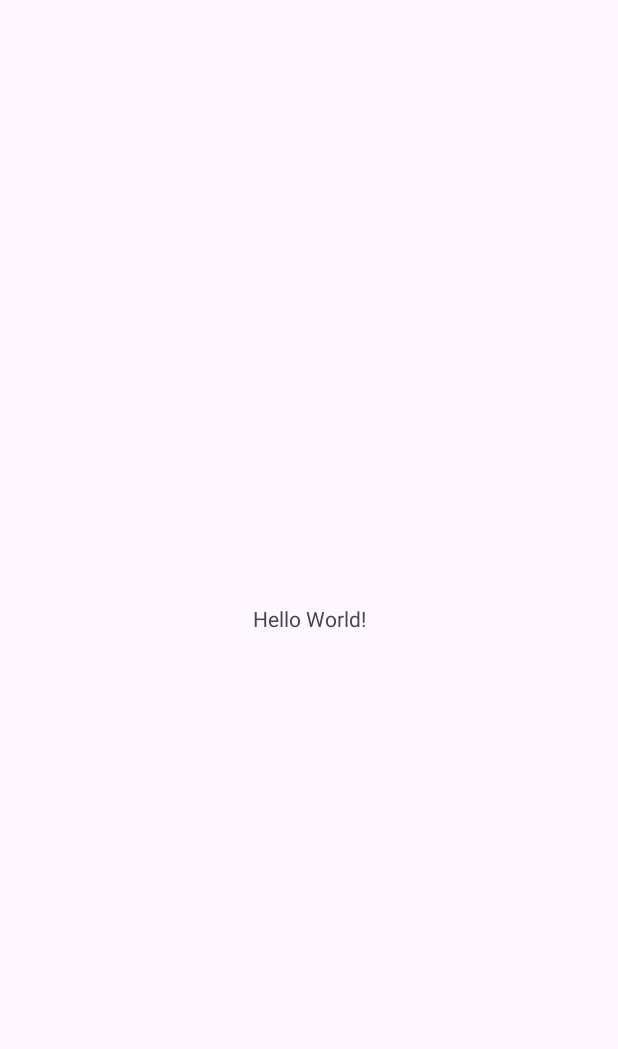
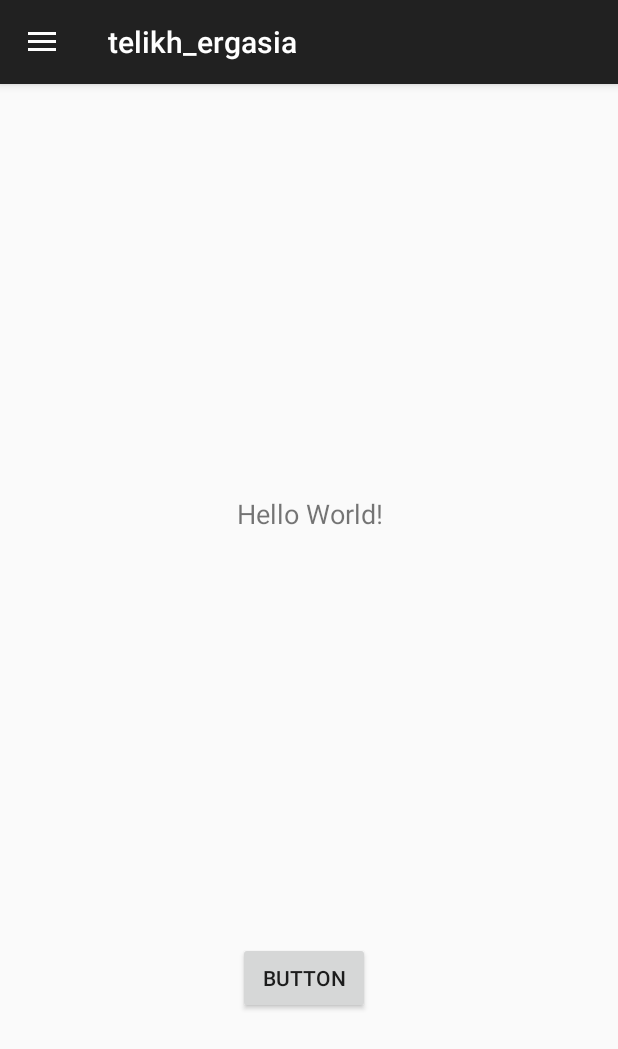
Before and after one commit to tassosant/telikh_ergasia, an Android app: the screen it shows after launch (MainActivity), on a phone screen of 412 x 824 dp. Before the commit the part shown is almost empty. Shown: the top 1049 px of the screen. Run offline under Robolectric (Android 15) with nearby library versions, the phone set to English and light mode, and no system bars.

Commit message:
Implemented CustomActivity for navigation menu

```diff
--- a/app/src/main/AndroidManifest.xml
+++ b/app/src/main/AndroidManifest.xml
@@ -14,7 +14,9 @@
         tools:targetApi="31">
         <activity
             android:name=".MainActivity"
-            android:exported="true">
+            android:exported="true"
+            android:theme="@style/Theme.AppCompat.DayNight.DarkActionBar"
+            >
             <intent-filter>
                 <action android:name="android.intent.action.MAIN" />
 
--- a/app/src/main/java/com/unipi/tantoniou/telikh_ergasia/MainActivity.java
+++ b/app/src/main/java/com/unipi/tantoniou/telikh_ergasia/MainActivity.java
@@ -1,14 +1,49 @@
 package com.unipi.tantoniou.telikh_ergasia;
 
+import androidx.annotation.NonNull;
+import androidx.appcompat.app.ActionBarDrawerToggle;
 import androidx.appcompat.app.AppCompatActivity;
+import androidx.drawerlayout.widget.DrawerLayout;
 
+import android.app.ActionBar;
+import android.app.Activity;
 import android.os.Bundle;
+import android.view.MenuItem;
 
-public class MainActivity extends AppCompatActivity {
+import com.unipi.tantoniou.telikh_ergasia.customActivity.CustomActivity;
+
+
+public class MainActivity extends CustomActivity {
+
+
 
     @Override
     protected void onCreate(Bundle savedInstanceState) {
         super.onCreate(savedInstanceState);
         setContentView(R.layout.activity_main);
+
+//        // drawer layout instance to toggle the menu icon to open
+//        // drawer and back button to close drawer
+//        drawerLayout = findViewById(R.id.drawerLayout_MainActivity);
+//        actionBarDrawerToggle = new ActionBarDrawerToggle(this, drawerLayout, R.string.nav_open, R.string.nav_close);
+//
+//        // pass the Open and Close toggle for the drawer layout listener
+//        // to toggle the button
+//        drawerLayout.addDrawerListener(actionBarDrawerToggle);
+//        actionBarDrawerToggle.syncState();
+//
+//        // to make the Navigation drawer icon always appear on the action bar
+//        getSupportActionBar().setDisplayHomeAsUpEnabled(true);
+        drawMenu(R.id.drawerLayout_MainActivity);
+    }
+
+
+
+
+
+    //not sure
+    @Override
+    public void onPointerCaptureChanged(boolean hasCapture) {
+        super.onPointerCaptureChanged(hasCapture);
     }
 }
--- /dev/null
+++ b/app/src/main/java/com/unipi/tantoniou/telikh_ergasia/customActivity/CustomActivity.java
@@ -0,0 +1,55 @@
+package com.unipi.tantoniou.telikh_ergasia.customActivity;
+
+import android.app.ActionBar;
+import android.app.Activity;
+import android.os.Bundle;
+import android.view.MenuItem;
+
+import androidx.annotation.NonNull;
+import androidx.annotation.Nullable;
+import androidx.appcompat.app.ActionBarDrawerToggle;
+import androidx.appcompat.app.AppCompatActivity;
+import androidx.drawerlayout.widget.DrawerLayout;
+
+import com.unipi.tantoniou.telikh_ergasia.R;
+
+public abstract class CustomActivity extends AppCompatActivity{
+    public DrawerLayout drawerLayout;
+    public ActionBarDrawerToggle actionBarDrawerToggle;
+
+    public ActionBar actionBar;
+
+    @Override
+    protected void onCreate(@Nullable Bundle savedInstanceState) {
+        super.onCreate(savedInstanceState);
+    }
+
+    public void drawMenu(Integer layoutId){
+        // drawer layout instance to toggle the menu icon to open
+        // drawer and back button to close drawer
+        drawerLayout = findViewById(layoutId);
+        actionBarDrawerToggle = new ActionBarDrawerToggle(this, drawerLayout, R.string.nav_open, R.string.nav_close);
+
+        // pass the Open and Close toggle for the drawer layout listener
+        // to toggle the button
+        drawerLayout.addDrawerListener(actionBarDrawerToggle);
+        actionBarDrawerToggle.syncState();
+
+        // to make the Navigation drawer icon always appear on the action bar
+//        getSupportActionBar().setDisplayHomeAsUpEnabled(true);
+        bindIconToActionBar(actionBar);
+    }
+
+
+    public void bindIconToActionBar(ActionBar actionBar){
+        getSupportActionBar().setDisplayHomeAsUpEnabled(true);
+    }
+
+    @Override
+    public boolean onOptionsItemSelected(@NonNull MenuItem item){
+        if(actionBarDrawerToggle.onOptionsItemSelected(item)){
+            return true;
+        }
+        return super.onOptionsItemSelected(item);
+    }
+}
--- a/app/src/main/res/layout/activity_main.xml
+++ b/app/src/main/res/layout/activity_main.xml
@@ -1,18 +1,46 @@
 <?xml version="1.0" encoding="utf-8"?>
-<androidx.constraintlayout.widget.ConstraintLayout xmlns:android="http://schemas.android.com/apk/res/android"
+<androidx.drawerlayout.widget.DrawerLayout xmlns:android="http://schemas.android.com/apk/res/android"
     xmlns:app="http://schemas.android.com/apk/res-auto"
     xmlns:tools="http://schemas.android.com/tools"
+    android:id="@+id/drawerLayout_MainActivity"
     android:layout_width="match_parent"
     android:layout_height="match_parent"
-    tools:context=".MainActivity">
+    tools:context=".MainActivity"
+    tools:ignore="HardcodedText"
+    >
+    <androidx.constraintlayout.widget.ConstraintLayout
+        android:layout_width="match_parent"
+        android:layout_height="match_parent">
+
 
         <TextView
             android:layout_width="wrap_content"
             android:layout_height="wrap_content"
+            android:gravity="center"
             android:text="Hello World!"
-        app:layout_constraintBottom_toBottomOf="parent"
+            android:textSize="18sp"
+
+            app:layout_constraintBottom_toTopOf="@+id/button2"
             app:layout_constraintEnd_toEndOf="parent"
             app:layout_constraintStart_toStartOf="parent"
             app:layout_constraintTop_toTopOf="parent" />
 
+        <Button
+            android:id="@+id/button2"
+            android:layout_width="wrap_content"
+            android:layout_height="wrap_content"
+            android:layout_marginBottom="148dp"
+            android:text="Button"
+            app:layout_constraintBottom_toBottomOf="parent"
+            app:layout_constraintEnd_toEndOf="parent"
+            app:layout_constraintHorizontal_bias="0.49"
+            app:layout_constraintStart_toStartOf="parent" />
+
+
     </androidx.constraintlayout.widget.ConstraintLayout>
+    <com.google.android.material.navigation.NavigationView
+        android:layout_width="wrap_content"
+        android:layout_height="match_parent"
+        android:layout_gravity="start"
+        app:menu="@menu/navigation_menu" />
+</androidx.drawerlayout.widget.DrawerLayout>
--- /dev/null
+++ b/app/src/main/res/menu/navigation_menu.xml
@@ -0,0 +1,27 @@
+<?xml version="1.0" encoding="utf-8"?>
+<menu xmlns:app="http://schemas.android.com/apk/res-auto"
+    xmlns:android="http://schemas.android.com/apk/res/android"
+    xmlns:tools="http://schemas.android.com/tools"
+    tools:ignore = "HardcodedText"
+    >
+
+    <item
+        android:id="@+id/story1"
+        android:title="Item1" />
+
+    <item
+        android:id="@+id/story2"
+        android:title="Item2" />
+    <item
+        android:id="@+id/story3"
+        android:title="Item3" />
+    <item
+        android:id="@+id/story4"
+        android:title="Item4" />
+    <item
+        android:id="@+id/story5"
+        android:title="Item5" />
+    <item
+        android:id="@+id/statistics"
+        android:title="statistics" />
+</menu>
--- a/app/src/main/res/values/strings.xml
+++ b/app/src/main/res/values/strings.xml
@@ -1,3 +1,5 @@
 <resources>
     <string name="app_name">telikh_ergasia</string>
+    <string name="nav_open">Open</string>
+    <string name="nav_close">Close</string>
 </resources>
```
Also changed, not shown: app/src/main/java/com/unipi/tantoniou/telikh_ergasia/MainActivity2.java (added, +49 -0 lines), app/src/main/java/com/unipi/tantoniou/telikh_ergasia/customActivity/CustomActivityNavMenu.java (added, +19 -0 lines). Lines whose indentation alone changed are shown as unchanged.
